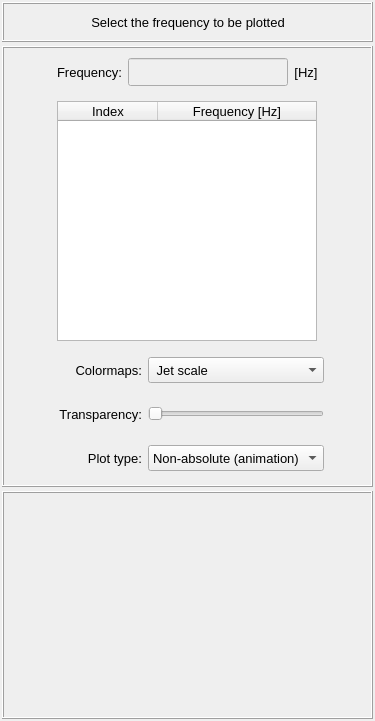
This is vibra/interface/data/ui_files/plots/acoustic/acoustic_pressure_field_inputs.ui in MOPT-UFSC/VIBRA as Qt 5 draws it before an edit. The edited form follows.
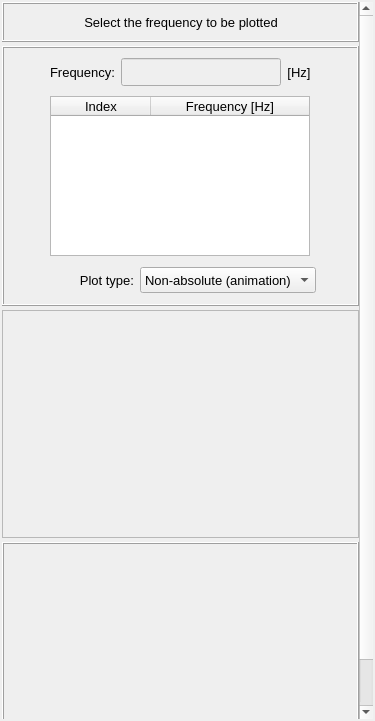
This is the edited form.

Commit message: Updates acoustic pressure field inputs widget to use the results display widget

```diff
--- a/vibra/interface/data/ui_files/plots/acoustic/acoustic_pressure_field_inputs.ui
+++ b/vibra/interface/data/ui_files/plots/acoustic/acoustic_pressure_field_inputs.ui
@@ -42,8 +42,8 @@
        <rect>
         <x>0</x>
         <y>0</y>
-        <width>371</width>
-        <height>717</height>
+        <width>357</width>
+        <height>768</height>
        </rect>
       </property>
       <layout class="QGridLayout" name="gridLayout_6">
@@ -185,7 +185,7 @@
           <property name="spacing">
            <number>4</number>
           </property>
-          <item row="4" column="0">
+          <item row="2" column="0">
            <widget class="QFrame" name="frame_3">
             <property name="minimumSize">
              <size>
@@ -326,318 +326,6 @@
             </layout>
            </widget>
           </item>
-          <item row="3" column="0">
-           <widget class="QFrame" name="frame_transparency">
-            <property name="minimumSize">
-             <size>
-              <width>0</width>
-              <height>40</height>
-             </size>
-            </property>
-            <property name="maximumSize">
-             <size>
-              <width>16777215</width>
-              <height>40</height>
-             </size>
-            </property>
-            <property name="frameShape">
-             <enum>QFrame::Shape::NoFrame</enum>
-            </property>
-            <property name="frameShadow">
-             <enum>QFrame::Shadow::Raised</enum>
-            </property>
-            <layout class="QGridLayout" name="gridLayout_8">
-             <property name="leftMargin">
-              <number>0</number>
-             </property>
-             <property name="topMargin">
-              <number>0</number>
-             </property>
-             <property name="rightMargin">
-              <number>0</number>
-             </property>
-             <property name="bottomMargin">
-              <number>0</number>
-             </property>
-             <item row="0" column="1">
-              <widget class="QLabel" name="label_3">
-               <property name="minimumSize">
-                <size>
-                 <width>90</width>
-                 <height>26</height>
-                </size>
-               </property>
-               <property name="maximumSize">
-                <size>
-                 <width>90</width>
-                 <height>26</height>
-                </size>
-               </property>
-               <property name="font">
-                <font>
-                 <pointsize>10</pointsize>
-                </font>
-               </property>
-               <property name="text">
-                <string>Transparency:</string>
-               </property>
-               <property name="alignment">
-                <set>Qt::AlignmentFlag::AlignRight|Qt::AlignmentFlag::AlignTrailing|Qt::AlignmentFlag::AlignVCenter</set>
-               </property>
-              </widget>
-             </item>
-             <item row="0" column="2">
-              <widget class="QSlider" name="slider_transparency">
-               <property name="minimumSize">
-                <size>
-                 <width>176</width>
-                 <height>0</height>
-                </size>
-               </property>
-               <property name="maximumSize">
-                <size>
-                 <width>200</width>
-                 <height>16777215</height>
-                </size>
-               </property>
-               <property name="orientation">
-                <enum>Qt::Orientation::Horizontal</enum>
-               </property>
-              </widget>
-             </item>
-             <item row="0" column="3">
-              <spacer name="horizontalSpacer_6">
-               <property name="orientation">
-                <enum>Qt::Orientation::Horizontal</enum>
-               </property>
-               <property name="sizeHint" stdset="0">
-                <size>
-                 <width>40</width>
-                 <height>20</height>
-                </size>
-               </property>
-              </spacer>
-             </item>
-             <item row="0" column="0">
-              <spacer name="horizontalSpacer_7">
-               <property name="orientation">
-                <enum>Qt::Orientation::Horizontal</enum>
-               </property>
-               <property name="sizeHint" stdset="0">
-                <size>
-                 <width>40</width>
-                 <height>20</height>
-                </size>
-               </property>
-              </spacer>
-             </item>
-            </layout>
-           </widget>
-          </item>
-          <item row="2" column="0">
-           <widget class="QFrame" name="frame_4">
-            <property name="minimumSize">
-             <size>
-              <width>0</width>
-              <height>40</height>
-             </size>
-            </property>
-            <property name="maximumSize">
-             <size>
-              <width>16777215</width>
-              <height>40</height>
-             </size>
-            </property>
-            <property name="frameShape">
-             <enum>QFrame::Shape::NoFrame</enum>
-            </property>
-            <property name="frameShadow">
-             <enum>QFrame::Shadow::Raised</enum>
-            </property>
-            <layout class="QGridLayout" name="gridLayout_13">
-             <property name="leftMargin">
-              <number>0</number>
-             </property>
-             <property name="topMargin">
-              <number>0</number>
-             </property>
-             <property name="rightMargin">
-              <number>0</number>
-             </property>
-             <property name="bottomMargin">
-              <number>0</number>
-             </property>
-             <item row="0" column="2">
-              <widget class="QFrame" name="frame_7">
-               <property name="minimumSize">
-                <size>
-                 <width>176</width>
-                 <height>0</height>
-                </size>
-               </property>
-               <property name="maximumSize">
-                <size>
-                 <width>176</width>
-                 <height>16777215</height>
-                </size>
-               </property>
-               <property name="frameShape">
-                <enum>QFrame::Shape::NoFrame</enum>
-               </property>
-               <property name="frameShadow">
-                <enum>QFrame::Shadow::Raised</enum>
-               </property>
-               <layout class="QGridLayout" name="gridLayout_14">
-                <property name="leftMargin">
-                 <number>0</number>
-                </property>
-                <property name="topMargin">
-                 <number>0</number>
-                </property>
-                <property name="rightMargin">
-                 <number>0</number>
-                </property>
-                <property name="bottomMargin">
-                 <number>0</number>
-                </property>
-                <property name="spacing">
-                 <number>0</number>
-                </property>
-                <item row="0" column="0">
-                 <widget class="QComboBox" name="comboBox_colormaps">
-                  <property name="minimumSize">
-                   <size>
-                    <width>120</width>
-                    <height>26</height>
-                   </size>
-                  </property>
-                  <property name="maximumSize">
-                   <size>
-                    <width>200</width>
-                    <height>26</height>
-                   </size>
-                  </property>
-                  <property name="font">
-                   <font>
-                    <pointsize>10</pointsize>
-                   </font>
-                  </property>
-                  <item>
-                   <property name="text">
-                    <string> Jet scale</string>
-                   </property>
-                  </item>
-                  <item>
-                   <property name="text">
-                    <string> Viridis scale</string>
-                   </property>
-                  </item>
-                  <item>
-                   <property name="text">
-                    <string> Inferno scale</string>
-                   </property>
-                  </item>
-                  <item>
-                   <property name="text">
-                    <string> Magma scale</string>
-                   </property>
-                  </item>
-                  <item>
-                   <property name="text">
-                    <string> Plasma scale</string>
-                   </property>
-                  </item>
-                  <item>
-                   <property name="text">
-                    <string>BWR diverging scale</string>
-                   </property>
-                  </item>
-                  <item>
-                   <property name="text">
-                    <string>PiYG diverging scale</string>
-                   </property>
-                  </item>
-                  <item>
-                   <property name="text">
-                    <string>PRGn diverging scale</string>
-                   </property>
-                  </item>
-                  <item>
-                   <property name="text">
-                    <string>BrBG diverging scale</string>
-                   </property>
-                  </item>
-                  <item>
-                   <property name="text">
-                    <string>PuOr diverging scale</string>
-                   </property>
-                  </item>
-                  <item>
-                   <property name="text">
-                    <string> Grayscale</string>
-                   </property>
-                  </item>
-                 </widget>
-                </item>
-               </layout>
-              </widget>
-             </item>
-             <item row="0" column="3">
-              <spacer name="horizontalSpacer_12">
-               <property name="orientation">
-                <enum>Qt::Orientation::Horizontal</enum>
-               </property>
-               <property name="sizeHint" stdset="0">
-                <size>
-                 <width>40</width>
-                 <height>20</height>
-                </size>
-               </property>
-              </spacer>
-             </item>
-             <item row="0" column="1">
-              <widget class="QLabel" name="label_6">
-               <property name="minimumSize">
-                <size>
-                 <width>90</width>
-                 <height>26</height>
-                </size>
-               </property>
-               <property name="maximumSize">
-                <size>
-                 <width>90</width>
-                 <height>26</height>
-                </size>
-               </property>
-               <property name="font">
-                <font>
-                 <pointsize>10</pointsize>
-                </font>
-               </property>
-               <property name="text">
-                <string>Colormaps:</string>
-               </property>
-               <property name="alignment">
-                <set>Qt::AlignmentFlag::AlignRight|Qt::AlignmentFlag::AlignTrailing|Qt::AlignmentFlag::AlignVCenter</set>
-               </property>
-              </widget>
-             </item>
-             <item row="0" column="0">
-              <spacer name="horizontalSpacer_13">
-               <property name="orientation">
-                <enum>Qt::Orientation::Horizontal</enum>
-               </property>
-               <property name="sizeHint" stdset="0">
-                <size>
-                 <width>40</width>
-                 <height>20</height>
-                </size>
-               </property>
-              </spacer>
-             </item>
-            </layout>
-           </widget>
-          </item>
           <item row="0" column="0">
            <widget class="QFrame" name="frame_selector">
             <property name="minimumSize">
@@ -898,7 +586,7 @@
          </layout>
         </widget>
        </item>
-       <item row="2" column="0">
+       <item row="3" column="0">
         <widget class="QFrame" name="frame_animation">
          <property name="minimumSize">
           <size>
@@ -914,6 +602,28 @@
          </property>
         </widget>
        </item>
+       <item row="2" column="0">
+        <widget class="QFrame" name="frame_color">
+         <property name="minimumSize">
+          <size>
+           <width>0</width>
+           <height>228</height>
+          </size>
+         </property>
+         <property name="maximumSize">
+          <size>
+           <width>16777215</width>
+           <height>228</height>
+          </size>
+         </property>
+         <property name="frameShape">
+          <enum>QFrame::Shape::StyledPanel</enum>
+         </property>
+         <property name="frameShadow">
+          <enum>QFrame::Shadow::Raised</enum>
+         </property>
+        </widget>
+       </item>
       </layout>
      </widget>
     </widget>
```
Left out of the diff: 2 changed lines with no effect on the pictures. The commit also changes 6 other files.
